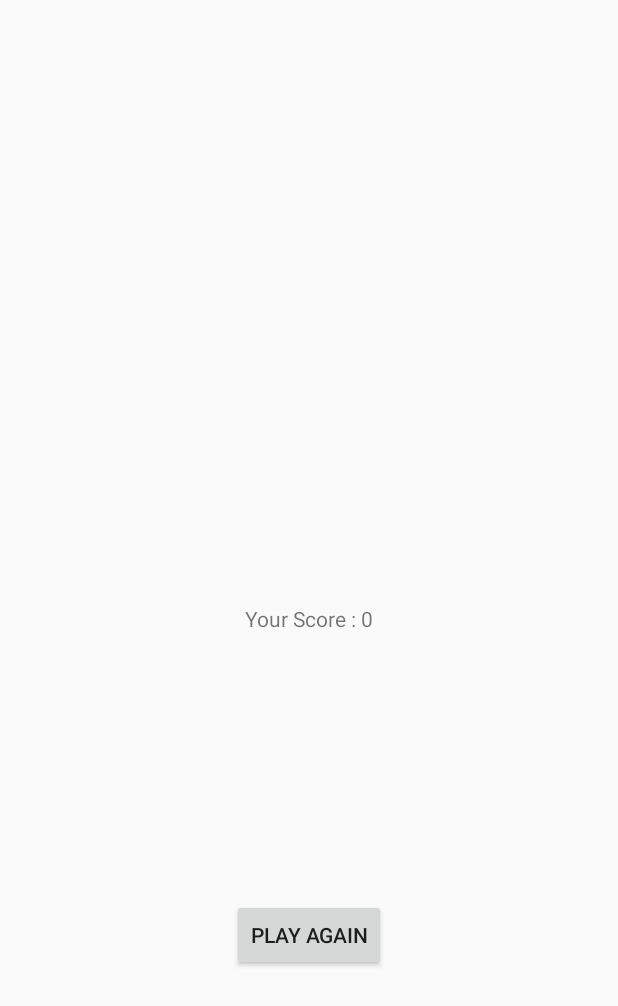
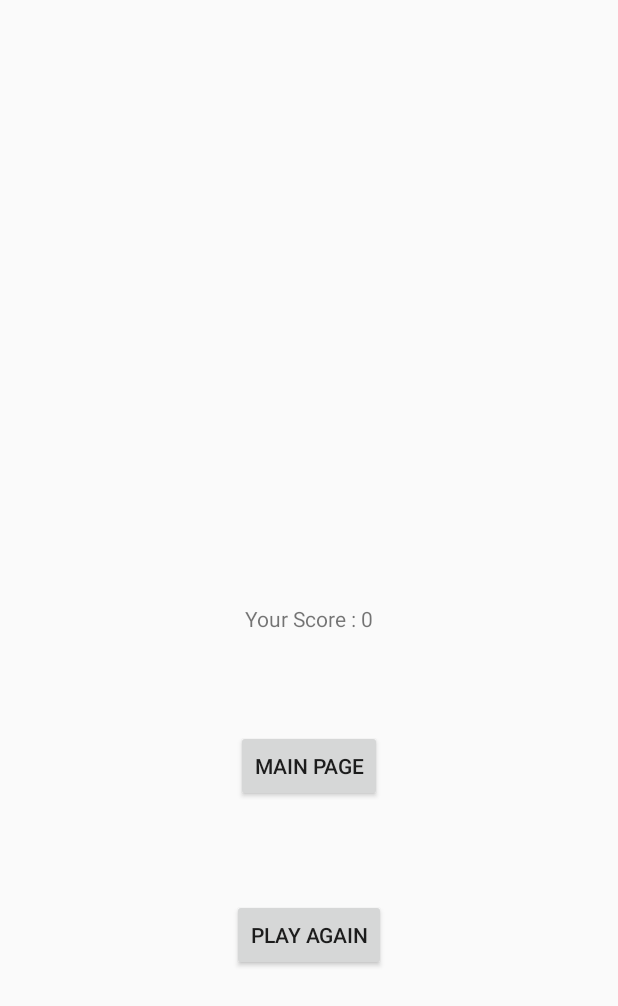
Before and after one commit to chouche9/ClassicMiniGames, an Android app: the FlappyResultActivity screen opened directly, with no data from a screen before it, on a phone screen of 412 x 824 dp. Shown: the top 1006 px of the screen. Run offline under Robolectric (Android 15) with nearby library versions, the phone set to English and light mode, and no system bars; 2 statements that could not run were skipped.

Commit message:
Updated package names in flappy fish game's layout files.

```diff
--- a/phase1/app/src/main/java/com/example/myapplication/FlappyFish/FlappyResultActivity.java
+++ b/phase1/app/src/main/java/com/example/myapplication/FlappyFish/FlappyResultActivity.java
@@ -11,11 +11,11 @@ import android.widget.TextView;
 import com.example.myapplication.R;
 
 
-public class FlappyResultActivity extends AppCompatActivity {
+public class FlappyResultActivity extends AppCompatActivity implements View.OnClickListener {
 
-    TextView resultText;
-    Button playAgainBtn;
-    Button backToMain;
+    private TextView resultText;
+    private Button playAgainBtn;
+    private Button backToMainBtn;
     private FlappyGameStatus gameStatus;
     private Intent intent1;
 
@@ -24,8 +24,8 @@ public class FlappyResultActivity extends AppCompatActivity {
         super.onCreate(savedInstanceState);
         setContentView(R.layout.activity_flappy_result);
 
-        resultText = findViewById(R.id.result);
-        playAgainBtn = findViewById(R.id.playAgainBtn);
+        setResultText();
+        setPlayAgainBtn();
         setFinish();
         playAgainBtn.setOnClickListener(new View.OnClickListener() {
             @Override
@@ -35,6 +35,21 @@ public class FlappyResultActivity extends AppCompatActivity {
                 finish();
             }
         });
+    }
+
+    private void setResultText() {
+        resultText = findViewById(R.id.result);
+        resultText.setOnClickListener(this);
+    }
+
+    private void setPlayAgainBtn() {
+        playAgainBtn = findViewById(R.id.playAgainBtn);
+        playAgainBtn.setOnClickListener(this);
+    }
+
+    private void setBackToMainBtn() {
+        backToMainBtn = findViewById(R.id.backToMainBtn);
+        backToMainBtn.setOnClickListener(this);
     }
 
     private void setFinish() {
@@ -54,5 +69,19 @@ public class FlappyResultActivity extends AppCompatActivity {
     }
 
 
-
+    @Override
+    public void onClick(View view) {
+        switch (view.getId()) {
+            case R.id.playAgainBtn:
+                intent1.putExtra("closed", false);
+                setResult(RESULT_OK, intent1);
+                finish();
+                break;
+            case R.id.backToMainBtn:
+                intent1.putExtra("closed", true);
+                setResult(RESULT_OK, intent1);
+                finish();
+                break;
+        }
+    }
 }
--- a/phase1/app/src/main/res/layout/activity_flappy_game_menu.xml
+++ b/phase1/app/src/main/res/layout/activity_flappy_game_menu.xml
@@ -4,7 +4,7 @@
     xmlns:tools="http://schemas.android.com/tools"
     android:layout_width="match_parent"
     android:layout_height="match_parent"
-    tools:context=".FlappyGame.FlappyGameMenu">
+    tools:context=".FlappyFish.FlappyGameMenu">
 
     <Button
         android:id="@+id/newGameBtn"
--- a/phase1/app/src/main/res/layout/activity_flappy_main.xml
+++ b/phase1/app/src/main/res/layout/activity_flappy_main.xml
@@ -4,4 +4,4 @@
     xmlns:tools="http://schemas.android.com/tools"
     android:layout_width="match_parent"
     android:layout_height="match_parent"
-    tools:context=".FlappyGame.FlappyMainActivity"/>
+    tools:context=".FlappyFish.FlappyMainActivity"/>
--- a/phase1/app/src/main/res/layout/activity_flappy_result.xml
+++ b/phase1/app/src/main/res/layout/activity_flappy_result.xml
@@ -4,7 +4,7 @@
     xmlns:tools="http://schemas.android.com/tools"
     android:layout_width="match_parent"
     android:layout_height="match_parent"
-    tools:context=".FlappyGame.FlappyResultActivity">
+    tools:context=".FlappyFish.FlappyResultActivity">
 
     <TextView
         android:id="@+id/result"
@@ -27,4 +27,14 @@
         app:layout_constraintStart_toStartOf="parent"
         app:layout_constraintTop_toBottomOf="@+id/result" />
 
+    <Button
+        android:id="@+id/backToMainBtn"
+        android:layout_width="wrap_content"
+        android:layout_height="wrap_content"
+        android:text="Main Page"
+        app:layout_constraintBottom_toTopOf="@+id/playAgainBtn"
+        app:layout_constraintEnd_toEndOf="parent"
+        app:layout_constraintStart_toStartOf="parent"
+        app:layout_constraintTop_toBottomOf="@+id/result" />
+
 </androidx.constraintlayout.widget.ConstraintLayout>
--- a/phase1/app/src/main/res/layout/activity_flappy_setting.xml
+++ b/phase1/app/src/main/res/layout/activity_flappy_setting.xml
@@ -4,7 +4,7 @@
     xmlns:tools="http://schemas.android.com/tools"
     android:layout_width="match_parent"
     android:layout_height="match_parent"
-    tools:context="FlappyGame.FlappySetting">
+    tools:context="FlappyFish.FlappySetting">
 
     <TextView
         android:id="@+id/SettingTitle"
```
